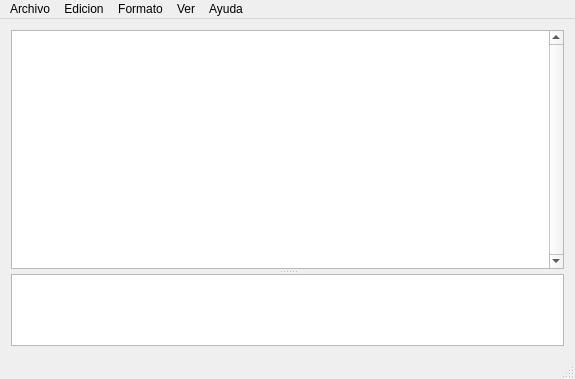
Above: mainwindow.ui from CesarMaiguel/Interpretador before the change. Below: the same form after it.
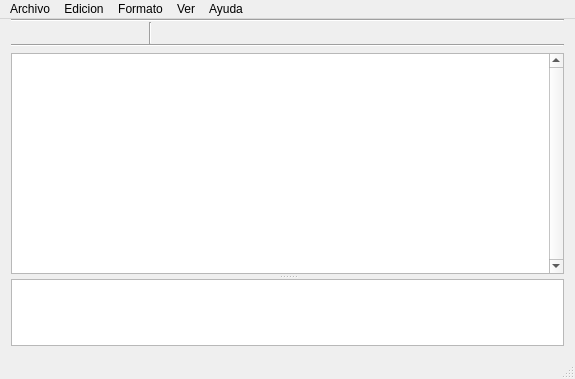
That is the form after the change. Icons and pictures are not drawn. Custom widgets are drawn as their Qt base class.

```diff
--- a/mainwindow.ui
+++ b/mainwindow.ui
@@ -21,6 +21,175 @@
     <bool>false</bool>
    </property>
    <layout class="QVBoxLayout" name="verticalLayout">
+    <property name="topMargin">
+     <number>0</number>
+    </property>
+    <item>
+     <layout class="QVBoxLayout" name="verticalLayout_4">
+      <property name="spacing">
+       <number>0</number>
+      </property>
+      <item>
+       <widget class="Line" name="line_2">
+        <property name="orientation">
+         <enum>Qt::Horizontal</enum>
+        </property>
+       </widget>
+      </item>
+      <item>
+       <layout class="QHBoxLayout" name="horizontalLayout">
+        <item>
+         <widget class="QPushButton" name="quickOpen">
+          <property name="sizePolicy">
+           <sizepolicy hsizetype="Maximum" vsizetype="Fixed">
+            <horstretch>0</horstretch>
+            <verstretch>0</verstretch>
+           </sizepolicy>
+          </property>
+          <property name="toolTip">
+           <string>Abrir...</string>
+          </property>
+          <property name="statusTip">
+           <string/>
+          </property>
+          <property name="whatsThis">
+           <string/>
+          </property>
+          <property name="accessibleName">
+           <string/>
+          </property>
+          <property name="accessibleDescription">
+           <string/>
+          </property>
+          <property name="text">
+           <string/>
+          </property>
+          <property name="icon">
+           <iconset resource="icons.qrc">
+            <normaloff>:/new/prefix1/icons/open.png</normaloff>:/new/prefix1/icons/open.png</iconset>
+          </property>
+          <property name="flat">
+           <bool>true</bool>
+          </property>
+         </widget>
+        </item>
+        <item>
+         <widget class="QPushButton" name="quickSave">
+          <property name="sizePolicy">
+           <sizepolicy hsizetype="Maximum" vsizetype="Fixed">
+            <horstretch>0</horstretch>
+            <verstretch>0</verstretch>
+           </sizepolicy>
+          </property>
+          <property name="toolTip">
+           <string>Guardar...</string>
+          </property>
+          <property name="text">
+           <string/>
+          </property>
+          <property name="icon">
+           <iconset resource="icons.qrc">
+            <normaloff>:/new/prefix1/icons/save.png</normaloff>:/new/prefix1/icons/save.png</iconset>
+          </property>
+          <property name="flat">
+           <bool>true</bool>
+          </property>
+         </widget>
+        </item>
+        <item>
+         <widget class="QPushButton" name="quickSearch">
+          <property name="sizePolicy">
+           <sizepolicy hsizetype="Maximum" vsizetype="Fixed">
+            <horstretch>0</horstretch>
+            <verstretch>0</verstretch>
+           </sizepolicy>
+          </property>
+          <property name="toolTip">
+           <string>Buscar...</string>
+          </property>
+          <property name="text">
+           <string/>
+          </property>
+          <property name="icon">
+           <iconset resource="icons.qrc">
+            <normaloff>:/new/prefix1/icons/search.png</normaloff>:/new/prefix1/icons/search.png</iconset>
+          </property>
+          <property name="flat">
+           <bool>true</bool>
+          </property>
+         </widget>
+        </item>
+        <item>
+         <widget class="Line" name="line">
+          <property name="orientation">
+           <enum>Qt::Vertical</enum>
+          </property>
+         </widget>
+        </item>
+        <item>
+         <widget class="QPushButton" name="quickEval">
+          <property name="sizePolicy">
+           <sizepolicy hsizetype="Maximum" vsizetype="Fixed">
+            <horstretch>0</horstretch>
+            <verstretch>0</verstretch>
+           </sizepolicy>
+          </property>
+          <property name="toolTip">
+           <string>Evaluar</string>
+          </property>
+          <property name="text">
+           <string/>
+          </property>
+          <property name="icon">
+           <iconset resource="icons.qrc">
+            <normaloff>:/new/prefix1/icons/eval.ico</normaloff>:/new/prefix1/icons/eval.ico</iconset>
+          </property>
+          <property name="flat">
+           <bool>true</bool>
+          </property>
+         </widget>
+        </item>
+        <item>
+         <widget class="QPushButton" name="quickClear">
+          <property name="toolTip">
+           <string>Limpiar</string>
+          </property>
+          <property name="text">
+           <string/>
+          </property>
+          <property name="icon">
+           <iconset resource="icons.qrc">
+            <normaloff>:/new/prefix1/icons/clear.ico</normaloff>:/new/prefix1/icons/clear.ico</iconset>
+          </property>
+          <property name="flat">
+           <bool>true</bool>
+          </property>
+         </widget>
+        </item>
+        <item>
+         <spacer name="horizontalSpacer">
+          <property name="orientation">
+           <enum>Qt::Horizontal</enum>
+          </property>
+          <property name="sizeHint" stdset="0">
+           <size>
+            <width>40</width>
+            <height>20</height>
+           </size>
+          </property>
+         </spacer>
+        </item>
+       </layout>
+      </item>
+      <item>
+       <widget class="Line" name="line_3">
+        <property name="orientation">
+         <enum>Qt::Horizontal</enum>
+        </property>
+       </widget>
+      </item>
+     </layout>
+    </item>
     <item>
      <widget class="QSplitter" name="splitter">
       <property name="orientation">
```
Left out of the diff: 7 changed lines with no effect on the pictures.
